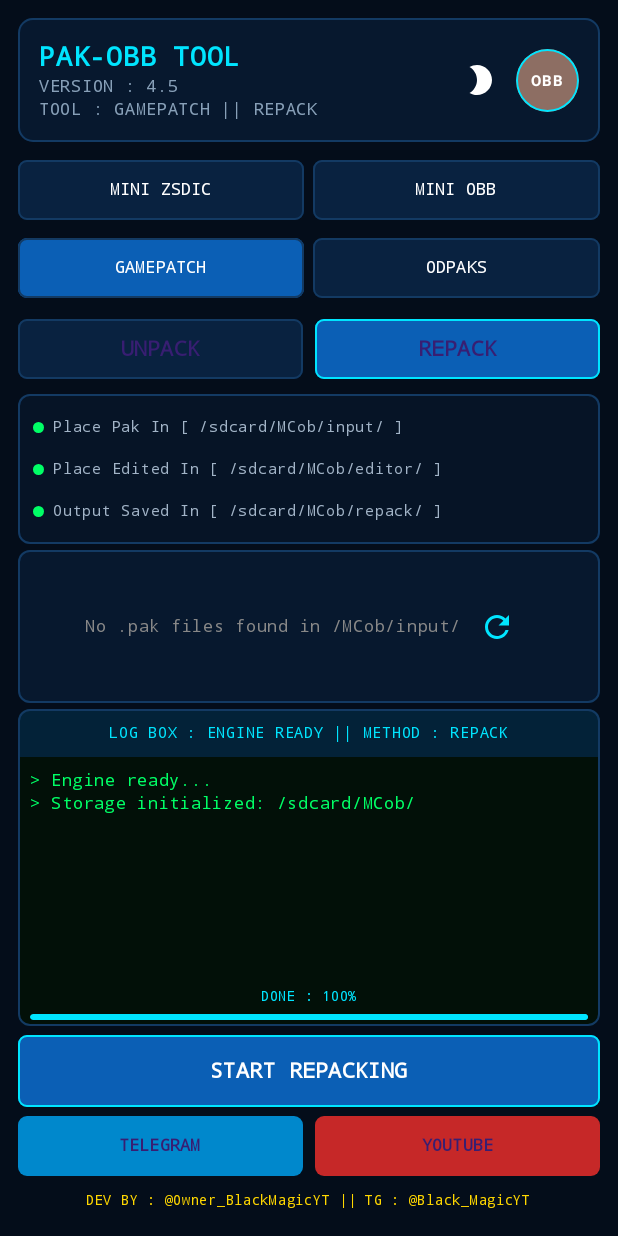
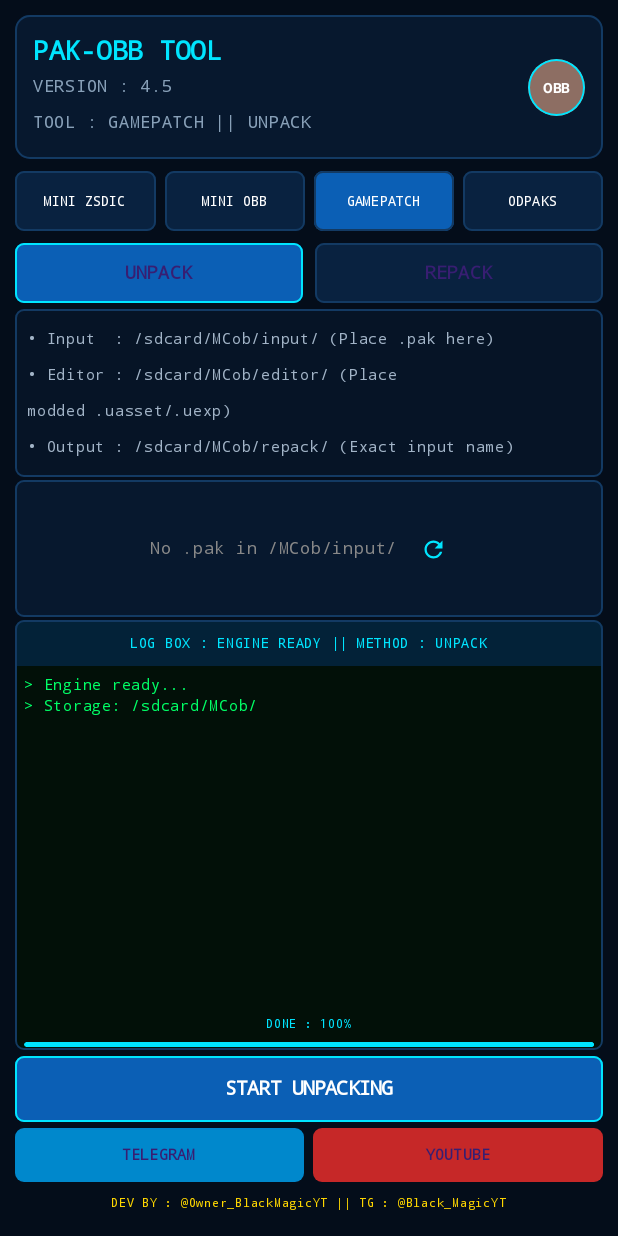
Before and after one commit to bindassrkks-cell/Tool-pak, an Android app built with Jetpack Compose: the screen it shows after launch (MainActivity), on a phone screen of 412 x 824 dp. Run offline under Robolectric (Android 15) with nearby library versions, the phone set to English and light mode, and no system bars; libraries missing offline, so code that uses them is left out: com.chaquo.python; 6 statements that could not run were skipped.

Commit message:
Real PAK binary unpacker & original name repack engine [skip ci]

```diff
--- a/app/src/main/AndroidManifest.xml
+++ b/app/src/main/AndroidManifest.xml
@@ -5,7 +5,6 @@
     <uses-permission android:name="android.permission.READ_EXTERNAL_STORAGE" />
     <uses-permission android:name="android.permission.WRITE_EXTERNAL_STORAGE" />
     <uses-permission android:name="android.permission.MANAGE_EXTERNAL_STORAGE" tools:ignore="ScopedStorage" />
-    <uses-permission android:name="android.permission.INTERNET" />
 
     <application
         android:name=".PakApp"
--- a/app/src/main/java/com/mcob/paktool/MainActivity.kt
+++ b/app/src/main/java/com/mcob/paktool/MainActivity.kt
@@ -8,7 +8,6 @@ import android.os.Environment
 import android.provider.Settings
 import androidx.activity.ComponentActivity
 import androidx.activity.compose.setContent
-import androidx.compose.animation.*
 import androidx.compose.foundation.*
 import androidx.compose.foundation.layout.*
 import androidx.compose.foundation.lazy.LazyColumn
@@ -38,7 +37,6 @@ import kotlinx.coroutines.withContext
 import org.json.JSONArray
 import org.json.JSONObject
 
-// Screenshot Colors (Cyberpunk Dark Navy Theme)
 val DarkBg = Color(0xFF040D1A)
 val CardBg = Color(0xFF07182E)
 val BorderCyan = Color(0xFF133A63)
@@ -51,21 +49,18 @@ val BtnRed = Color(0xFFC62828)
 class MainActivity : ComponentActivity() {
     override fun onCreate(savedInstanceState: Bundle?) {
         super.onCreate(savedInstanceState)
-        requestAllFilesPermission()
+        requestStoragePermission()
 
         setContent {
-            PakAppTheme {
-                Surface(
-                    modifier = Modifier.fillMaxSize(),
-                    color = DarkBg
-                ) {
-                    MainScreen()
+            MaterialTheme(colorScheme = darkColorScheme(background = DarkBg, surface = CardBg)) {
+                Surface(modifier = Modifier.fillMaxSize(), color = DarkBg) {
+                    ResponsivePakToolScreen()
                 }
             }
         }
     }
 
-    private fun requestAllFilesPermission() {
+    private fun requestStoragePermission() {
         if (Build.VERSION.SDK_INT >= Build.VERSION_CODES.R) {
             if (!Environment.isExternalStorageManager()) {
                 val intent = Intent(Settings.ACTION_MANAGE_APP_ALL_FILES_ACCESS_PERMISSION).apply {
@@ -77,37 +72,22 @@ class MainActivity : ComponentActivity() {
     }
 }
 
-@Composable
-fun PakAppTheme(content: @Composable () -> Unit) {
-    MaterialTheme(
-        colorScheme = darkColorScheme(
-            background = DarkBg,
-            surface = CardBg,
-            primary = NeonCyan
-        ),
-        content = content
-    )
-}
-
-enum class ScreenState { MENU, PAK_TOOL, LUA_TOOL }
 enum class ToolMode { UNPACK, REPACK }
 
 @Composable
-fun MainScreen() {
-    var currentScreen by remember { mutableStateOf(ScreenState.PAK_TOOL) }
-    var toolMode by remember { mutableStateOf(ToolMode.REPACK) }
+fun ResponsivePakToolScreen() {
+    var toolMode by remember { mutableStateOf(ToolMode.UNPACK) }
     var selectedGameType by remember { mutableStateOf("GAMEPATCH") }
-
     var detectedPaks by remember { mutableStateOf(listOf<String>()) }
     var selectedPak by remember { mutableStateOf("") }
-    var logMessages by remember { mutableStateOf(listOf("> Engine ready...", "> Storage initialized: /sdcard/MCob/")) }
+    var logMessages by remember { mutableStateOf(listOf("> Engine ready...", "> Storage: /sdcard/MCob/")) }
     var progress by remember { mutableStateOf(1f) }
     var isProcessing by remember { mutableStateOf(false) }
 
     val coroutineScope = rememberCoroutineScope()
     val listState = rememberLazyListState()
 
-    fun scanPaks() {
+    fun scanInputPaks() {
         coroutineScope.launch(Dispatchers.IO) {
             try {
                 val py = Python.getInstance()
@@ -125,23 +105,29 @@ fun MainScreen() {
                 }
             } catch (e: Exception) {
                 withContext(Dispatchers.Main) {
-                    logMessages = logMessages + "Error scanning: ${e.localizedMessage}"
+                    logMessages = logMessages + "Scan Error: ${e.localizedMessage}"
                 }
             }
         }
     }
 
     LaunchedEffect(Unit) {
-        scanPaks()
+        scanInputPaks()
+    }
+
+    LaunchedEffect(logMessages.size) {
+        if (logMessages.isNotEmpty()) {
+            listState.animateScrollToItem(logMessages.size - 1)
+        }
     }
 
     Column(
         modifier = Modifier
             .fillMaxSize()
-            .padding(12.dp),
+            .padding(10.dp),
         verticalArrangement = Arrangement.SpaceBetween
     ) {
-        // 1. TOP HEADER (Matching Screenshots)
+        // HEADER
         Card(
             modifier = Modifier
                 .fillMaxWidth()
@@ -150,54 +136,30 @@ fun MainScreen() {
             shape = RoundedCornerShape(10.dp)
         ) {
             Row(
-                modifier = Modifier
-                    .fillMaxWidth()
-                    .padding(14.dp),
+                modifier = Modifier.fillMaxWidth().padding(12.dp),
                 horizontalArrangement = Arrangement.SpaceBetween,
                 verticalAlignment = Alignment.CenterVertically
             ) {
                 Column {
-                    Text(
-                        text = "PAK-OBB TOOL",
-                        color = NeonCyan,
-                        fontSize = 18.sp,
-                        fontWeight = FontWeight.Bold,
-                        fontFamily = FontFamily.Monospace
-                    )
-                    Text(
-                        text = "VERSION : 4.5\nTOOL : $selectedGameType || ${toolMode.name}",
-                        color = Color(0xFF88A0B8),
-                        fontSize = 11.sp,
-                        fontFamily = FontFamily.Monospace,
-                        lineHeight = 15.sp
-                    )
-                }
-                Row(verticalAlignment = Alignment.CenterVertically) {
-                    IconButton(onClick = { /* Toggle theme */ }) {
-                        Icon(Icons.Default.Brightness2, contentDescription = "Theme", tint = Color.White)
+                    Text("PAK-OBB TOOL", color = NeonCyan, fontSize = 17.sp, fontWeight = FontWeight.Bold, fontFamily = FontFamily.Monospace)
+                    Text("VERSION : 4.5\nTOOL : $selectedGameType || ${toolMode.name}", color = Color(0xFF88A0B8), fontSize = 11.sp, fontFamily = FontFamily.Monospace)
                 }
                 Box(
                     modifier = Modifier
-                            .size(42.dp)
+                        .size(38.dp)
                         .clip(CircleShape)
                         .background(Color(0xFF8D6E63))
                         .border(1.dp, NeonCyan, CircleShape),
                     contentAlignment = Alignment.Center
                 ) {
-                        Text("OBB", color = Color.White, fontWeight = FontWeight.Bold, fontSize = 10.sp)
-                    }
+                    Text("OBB", color = Color.White, fontWeight = FontWeight.Bold, fontSize = 9.sp)
                 }
             }
         }
 
-        Spacer(modifier = Modifier.height(8.dp))
-
-        // 2. CATEGORY SELECTORS (MINI ZSDIC, MINI OBB, GAMEPATCH, ODPAKS)
-        Row(
-            modifier = Modifier.fillMaxWidth(),
-            horizontalArrangement = Arrangement.spacedBy(6.dp)
-        ) {
-            listOf("MINI ZSDIC", "MINI OBB").forEach { type ->
+        // CATEGORY ROW
+        Row(modifier = Modifier.fillMaxWidth().padding(top = 4.dp), horizontalArrangement = Arrangement.spacedBy(6.dp)) {
+            listOf("MINI ZSDIC", "MINI OBB", "GAMEPATCH", "ODPAKS").forEach { type ->
                 Button(
                     onClick = { selectedGameType = type },
                     modifier = Modifier.weight(1f),
@@ -206,154 +168,90 @@ fun MainScreen() {
                         containerColor = if (selectedGameType == type) BtnBlue else Color(0xFF092240)
                     ),
                     border = BorderStroke(1.dp, BorderCyan),
-                    contentPadding = PaddingValues(vertical = 8.dp)
+                    contentPadding = PaddingValues(vertical = 4.dp, horizontal = 2.dp)
                 ) {
-                    Text(type, fontSize = 11.sp, fontFamily = FontFamily.Monospace, color = Color.White)
+                    Text(type, fontSize = 9.sp, fontFamily = FontFamily.Monospace, color = Color.White, maxLines = 1)
                 }
             }
         }
 
-        Row(
-            modifier = Modifier.fillMaxWidth().padding(top = 4.dp),
-            horizontalArrangement = Arrangement.spacedBy(6.dp)
-        ) {
-            listOf("GAMEPATCH", "ODPAKS").forEach { type ->
-                Button(
-                    onClick = { selectedGameType = type },
-                    modifier = Modifier.weight(1f),
-                    shape = RoundedCornerShape(6.dp),
-                    colors = ButtonDefaults.buttonColors(
-                        containerColor = if (selectedGameType == type) BtnBlue else Color(0xFF092240)
-                    ),
-                    border = BorderStroke(1.dp, BorderCyan),
-                    contentPadding = PaddingValues(vertical = 8.dp)
-                ) {
-                    Text(type, fontSize = 11.sp, fontFamily = FontFamily.Monospace, color = Color.White)
-                }
-            }
-        }
-
-        // 3. UNPACK / REPACK MODE SWITCH (Screenshot 3 & 4)
-        Row(
-            modifier = Modifier.fillMaxWidth().padding(vertical = 6.dp),
-            horizontalArrangement = Arrangement.spacedBy(8.dp)
-        ) {
+        // UNPACK / REPACK SWITCH
+        Row(modifier = Modifier.fillMaxWidth().padding(vertical = 4.dp), horizontalArrangement = Arrangement.spacedBy(8.dp)) {
             Button(
                 onClick = { toolMode = ToolMode.UNPACK },
-                modifier = Modifier.weight(1f),
+                modifier = Modifier.weight(1f).height(40.dp),
                 shape = RoundedCornerShape(6.dp),
-                colors = ButtonDefaults.buttonColors(
-                    containerColor = if (toolMode == ToolMode.UNPACK) BtnBlue else Color(0xFF092240)
-                ),
+                colors = ButtonDefaults.buttonColors(containerColor = if (toolMode == ToolMode.UNPACK) BtnBlue else Color(0xFF092240)),
                 border = BorderStroke(1.dp, if (toolMode == ToolMode.UNPACK) NeonCyan else BorderCyan)
             ) {
-                Text("UNPACK", fontFamily = FontFamily.Monospace, fontWeight = FontWeight.Bold)
+                Text("UNPACK", fontFamily = FontFamily.Monospace, fontWeight = FontWeight.Bold, fontSize = 12.sp)
             }
 
             Button(
                 onClick = { toolMode = ToolMode.REPACK },
-                modifier = Modifier.weight(1f),
+                modifier = Modifier.weight(1f).height(40.dp),
                 shape = RoundedCornerShape(6.dp),
-                colors = ButtonDefaults.buttonColors(
-                    containerColor = if (toolMode == ToolMode.REPACK) BtnBlue else Color(0xFF092240)
-                ),
+                colors = ButtonDefaults.buttonColors(containerColor = if (toolMode == ToolMode.REPACK) BtnBlue else Color(0xFF092240)),
                 border = BorderStroke(1.dp, if (toolMode == ToolMode.REPACK) NeonCyan else BorderCyan)
             ) {
-                Text("REPACK", fontFamily = FontFamily.Monospace, fontWeight = FontWeight.Bold)
+                Text("REPACK", fontFamily = FontFamily.Monospace, fontWeight = FontWeight.Bold, fontSize = 12.sp)
             }
         }
 
-        // 4. STORAGE INSTRUCTIONS CARD
+        // STORAGE INSTRUCTION CARD
+        Card(
+            modifier = Modifier.fillMaxWidth().border(1.dp, BorderCyan, RoundedCornerShape(6.dp)),
+            colors = CardDefaults.cardColors(containerColor = Color(0xFF061426)),
+            shape = RoundedCornerShape(6.dp)
+        ) {
+            Column(modifier = Modifier.padding(8.dp)) {
+                Text("• Input  : /sdcard/MCob/input/ (Place .pak here)", color = Color(0xFFA2B4C7), fontSize = 10.sp, fontFamily = FontFamily.Monospace)
+                Text("• Editor : /sdcard/MCob/editor/ (Place modded .uasset/.uexp)", color = Color(0xFFA2B4C7), fontSize = 10.sp, fontFamily = FontFamily.Monospace)
+                Text("• Output : /sdcard/MCob/repack/ (Exact input name)", color = Color(0xFFA2B4C7), fontSize = 10.sp, fontFamily = FontFamily.Monospace)
+            }
+        }
+
+        // FILE SELECTOR
         Card(
             modifier = Modifier
                 .fillMaxWidth()
-                .border(1.dp, BorderCyan, RoundedCornerShape(8.dp)),
-            colors = CardDefaults.cardColors(containerColor = Color(0xFF061426)),
-            shape = RoundedCornerShape(8.dp)
-        ) {
-            Column(modifier = Modifier.padding(10.dp)) {
-                Row(verticalAlignment = Alignment.CenterVertically) {
-                    Box(modifier = Modifier.size(7.dp).clip(CircleShape).background(NeonGreen))
-                    Spacer(modifier = Modifier.width(6.dp))
-                    Text(
-                        "Place Pak In [ /sdcard/MCob/input/ ]",
-                        color = Color(0xFFA2B4C7),
-                        fontSize = 10.sp,
-                        fontFamily = FontFamily.Monospace
-                    )
-                }
-                Row(verticalAlignment = Alignment.CenterVertically, modifier = Modifier.padding(top = 4.dp)) {
-                    Box(modifier = Modifier.size(7.dp).clip(CircleShape).background(NeonGreen))
-                    Spacer(modifier = Modifier.width(6.dp))
-                    Text(
-                        "Place Edited In [ /sdcard/MCob/editor/ ]",
-                        color = Color(0xFFA2B4C7),
-                        fontSize = 10.sp,
-                        fontFamily = FontFamily.Monospace
-                    )
-                }
-                Row(verticalAlignment = Alignment.CenterVertically, modifier = Modifier.padding(top = 4.dp)) {
-                    Box(modifier = Modifier.size(7.dp).clip(CircleShape).background(NeonGreen))
-                    Spacer(modifier = Modifier.width(6.dp))
-                    Text(
-                        "Output Saved In [ /sdcard/MCob/repack/ ]",
-                        color = Color(0xFFA2B4C7),
-                        fontSize = 10.sp,
-                        fontFamily = FontFamily.Monospace
-                    )
-                }
-            }
-        }
-
-        // 5. DETECTED PAK FILES (Radio Selector)
-        Card(
-            modifier = Modifier
-                .fillMaxWidth()
-                .height(110.dp)
-                .padding(vertical = 4.dp)
-                .border(1.dp, BorderCyan, RoundedCornerShape(8.dp)),
+                .height(95.dp)
+                .padding(vertical = 2.dp)
+                .border(1.dp, BorderCyan, RoundedCornerShape(6.dp)),
             colors = CardDefaults.cardColors(containerColor = CardBg),
-            shape = RoundedCornerShape(8.dp)
+            shape = RoundedCornerShape(6.dp)
         ) {
             if (detectedPaks.isEmpty()) {
-                Box(
-                    modifier = Modifier.fillMaxSize().padding(8.dp),
-                    contentAlignment = Alignment.Center
-                ) {
+                Box(modifier = Modifier.fillMaxSize(), contentAlignment = Alignment.Center) {
                     Row(verticalAlignment = Alignment.CenterVertically) {
-                        Text(
-                            "No .pak files found in /MCob/input/",
-                            color = Color.Gray,
-                            fontSize = 11.sp,
-                            fontFamily = FontFamily.Monospace
-                        )
-                        IconButton(onClick = { scanPaks() }) {
-                            Icon(Icons.Default.Refresh, contentDescription = "Refresh", tint = NeonCyan)
+                        Text("No .pak in /MCob/input/", color = Color.Gray, fontSize = 11.sp, fontFamily = FontFamily.Monospace)
+                        IconButton(onClick = { scanInputPaks() }) {
+                            Icon(Icons.Default.Refresh, contentDescription = "Refresh", tint = NeonCyan, modifier = Modifier.size(18.dp))
                         }
                     }
                 }
             } else {
-                LazyColumn(modifier = Modifier.padding(8.dp)) {
+                LazyColumn(modifier = Modifier.padding(6.dp)) {
                     items(detectedPaks) { pak ->
                         val isSelected = selectedPak == pak
                         Row(
                             modifier = Modifier
                                 .fillMaxWidth()
                                 .clickable { selectedPak = pak }
-                                .padding(vertical = 4.dp),
+                                .padding(vertical = 3.dp),
                             verticalAlignment = Alignment.CenterVertically
                         ) {
                             Icon(
                                 imageVector = if (isSelected) Icons.Default.CheckCircle else Icons.Default.RadioButtonUnchecked,
                                 contentDescription = null,
                                 tint = if (isSelected) Color(0xFFFFD700) else Color.Gray,
-                                modifier = Modifier.size(18.dp)
+                                modifier = Modifier.size(16.dp)
                             )
-                            Spacer(modifier = Modifier.width(8.dp))
+                            Spacer(modifier = Modifier.width(6.dp))
                             Text(
                                 text = pak,
                                 color = if (isSelected) Color(0xFFFFD700) else Color.White,
-                                fontSize = 12.sp,
+                                fontSize = 11.sp,
                                 fontFamily = FontFamily.Monospace
                             )
                         }
@@ -362,72 +260,43 @@ fun MainScreen() {
             }
         }
 
-        // 6. TERMINAL LOG BOX & PROGRESS (Screenshots 2 & 3)
+        // TERMINAL LOG BOX
         Card(
             modifier = Modifier
                 .fillMaxWidth()
                 .weight(1f)
-                .border(1.dp, BorderCyan, RoundedCornerShape(8.dp)),
+                .border(1.dp, BorderCyan, RoundedCornerShape(6.dp)),
             colors = CardDefaults.cardColors(containerColor = TerminalDark),
-            shape = RoundedCornerShape(8.dp)
+            shape = RoundedCornerShape(6.dp)
         ) {
             Column(modifier = Modifier.fillMaxSize()) {
-                // Log Header
                 Box(
-                    modifier = Modifier
-                        .fillMaxWidth()
-                        .background(Color(0xFF032238))
-                        .padding(vertical = 4.dp),
+                    modifier = Modifier.fillMaxWidth().background(Color(0xFF032238)).padding(vertical = 3.dp),
                     contentAlignment = Alignment.Center
                 ) {
-                    Text(
-                        text = "LOG BOX : ENGINE READY || METHOD : ${toolMode.name}",
-                        color = NeonCyan,
-                        fontSize = 10.sp,
-                        fontFamily = FontFamily.Monospace
-                    )
+                    Text("LOG BOX : ENGINE READY || METHOD : ${toolMode.name}", color = NeonCyan, fontSize = 9.sp, fontFamily = FontFamily.Monospace)
                 }
-
-                // Logs Text
-                LazyColumn(
-                    state = listState,
-                    modifier = Modifier
-                        .weight(1f)
-                        .padding(8.dp)
-                ) {
+                LazyColumn(state = listState, modifier = Modifier.weight(1f).padding(6.dp)) {
                     items(logMessages) { msg ->
                         Text(
                             text = msg,
-                            color = if (msg.contains("Error")) Color.Red else NeonGreen,
-                            fontSize = 11.sp,
+                            color = if (msg.contains("Error") || msg.contains("Exception")) Color.Red else NeonGreen,
+                            fontSize = 10.sp,
                             fontFamily = FontFamily.Monospace,
-                            lineHeight = 15.sp
+                            lineHeight = 14.sp
                         )
                     }
                 }
-
-                // Progress Bar
-                Column(modifier = Modifier.fillMaxWidth().padding(horizontal = 8.dp, vertical = 4.dp)) {
-                    Text(
-                        text = "DONE : ${(progress * 100).toInt()}%",
-                        color = NeonCyan,
-                        fontSize = 9.sp,
-                        fontFamily = FontFamily.Monospace,
-                        modifier = Modifier.align(Alignment.CenterHorizontally)
-                    )
-                    LinearProgressIndicator(
-                        progress = { progress },
-                        modifier = Modifier.fillMaxWidth().height(4.dp).clip(RoundedCornerShape(2.dp)),
-                        color = NeonCyan,
-                        trackColor = Color(0xFF05324D),
-                    )
+                Column(modifier = Modifier.fillMaxWidth().padding(horizontal = 6.dp, vertical = 2.dp)) {
+                    Text("DONE : ${(progress * 100).toInt()}%", color = NeonCyan, fontSize = 8.sp, fontFamily = FontFamily.Monospace, modifier = Modifier.align(Alignment.CenterHorizontally))
+                    LinearProgressIndicator(progress = { progress }, modifier = Modifier.fillMaxWidth().height(3.dp).clip(RoundedCornerShape(2.dp)), color = NeonCyan, trackColor = Color(0xFF05324D))
                 }
             }
         }
 
-        Spacer(modifier = Modifier.height(6.dp))
+        Spacer(modifier = Modifier.height(4.dp))
 
-        // 7. ACTION BUTTON (START UNPACK / START REPACK)
+        // ACTION BUTTON
         Button(
             onClick = {
                 if (selectedPak.isEmpty()) {
@@ -435,7 +304,7 @@ fun MainScreen() {
                     return@Button
                 }
                 isProcessing = true
-                progress = 0.2f
+                progress = 0.3f
                 coroutineScope.launch(Dispatchers.IO) {
                     try {
                         val py = Python.getInstance()
@@ -443,7 +312,7 @@ fun MainScreen() {
                         val resJson = if (toolMode == ToolMode.UNPACK) {
                             module.callAttr("unpack_pak_file", selectedPak).toString()
                         } else {
-                            module.callAttr("repack_pak_file", selectedPak, "GamePatch_Mod.pak").toString()
+                            module.callAttr("repack_pak_file", selectedPak).toString()
                         }
                         val obj = JSONObject(resJson)
                         val logsArr = obj.getJSONArray("logs")
@@ -464,58 +333,41 @@ fun MainScreen() {
                     }
                 }
             },
-            modifier = Modifier.fillMaxWidth().height(48.dp),
+            modifier = Modifier.fillMaxWidth().height(44.dp),
             shape = RoundedCornerShape(6.dp),
             colors = ButtonDefaults.buttonColors(containerColor = BtnBlue),
             border = BorderStroke(1.dp, NeonCyan),
             enabled = !isProcessing
         ) {
             if (isProcessing) {
-                CircularProgressIndicator(modifier = Modifier.size(20.dp), color = Color.White)
+                CircularProgressIndicator(modifier = Modifier.size(18.dp), color = Color.White)
             } else {
-                Text(
-                    text = if (toolMode == ToolMode.UNPACK) "START UNPACKING" else "START REPACKING",
-                    fontSize = 14.sp,
-                    fontWeight = FontWeight.Bold,
-                    fontFamily = FontFamily.Monospace,
-                    color = Color.White
-                )
+                Text(if (toolMode == ToolMode.UNPACK) "START UNPACKING" else "START REPACKING", fontSize = 13.sp, fontWeight = FontWeight.Bold, fontFamily = FontFamily.Monospace, color = Color.White)
             }
         }
 
-        Spacer(modifier = Modifier.height(6.dp))
+        Spacer(modifier = Modifier.height(4.dp))
 
-        // 8. SOCIAL FOOTER (Telegram / Youtube from Screenshot 1)
-        Row(
-            modifier = Modifier.fillMaxWidth(),
-            horizontalArrangement = Arrangement.spacedBy(8.dp)
-        ) {
+        // SOCIAL FOOTER
+        Row(modifier = Modifier.fillMaxWidth(), horizontalArrangement = Arrangement.spacedBy(6.dp)) {
             Button(
-                onClick = { /* Open Telegram */ },
-                modifier = Modifier.weight(1f).height(40.dp),
+                onClick = { /* Telegram */ },
+                modifier = Modifier.weight(1f).height(36.dp),
                 shape = RoundedCornerShape(6.dp),
                 colors = ButtonDefaults.buttonColors(containerColor = Color(0xFF0088CC))
             ) {
-                Text("TELEGRAM", fontSize = 11.sp, fontWeight = FontWeight.Bold, fontFamily = FontFamily.Monospace)
+                Text("TELEGRAM", fontSize = 10.sp, fontWeight = FontWeight.Bold, fontFamily = FontFamily.Monospace)
             }
-
             Button(
-                onClick = { /* Open YouTube */ },
-                modifier = Modifier.weight(1f).height(40.dp),
+                onClick = { /* YouTube */ },
+                modifier = Modifier.weight(1f).height(36.dp),
                 shape = RoundedCornerShape(6.dp),
                 colors = ButtonDefaults.buttonColors(containerColor = BtnRed)
             ) {
-                Text("YOUTUBE", fontSize = 11.sp, fontWeight = FontWeight.Bold, fontFamily = FontFamily.Monospace)
+                Text("YOUTUBE", fontSize = 10.sp, fontWeight = FontWeight.Bold, fontFamily = FontFamily.Monospace)
             }
         }
 
-        // Dev tag
-        Text(
-            text = "DEV BY : @Owner_BlackMagicYT || TG : @Black_MagicYT",
-            color = Color(0xFFFFD700),
-            fontSize = 9.sp,
-            fontFamily = FontFamily.Monospace,
-            modifier = Modifier.align(Alignment.CenterHorizontally).padding(top = 4.dp)
-        )
+        Text("DEV BY : @Owner_BlackMagicYT || TG : @Black_MagicYT", color = Color(0xFFFFD700), fontSize = 8.sp, fontFamily = FontFamily.Monospace, modifier = Modifier.align(Alignment.CenterHorizontally).padding(top = 2.dp))
     }
 }
```
Also changed, not shown: 1 other file. Lines whose indentation alone changed are shown as unchanged.
